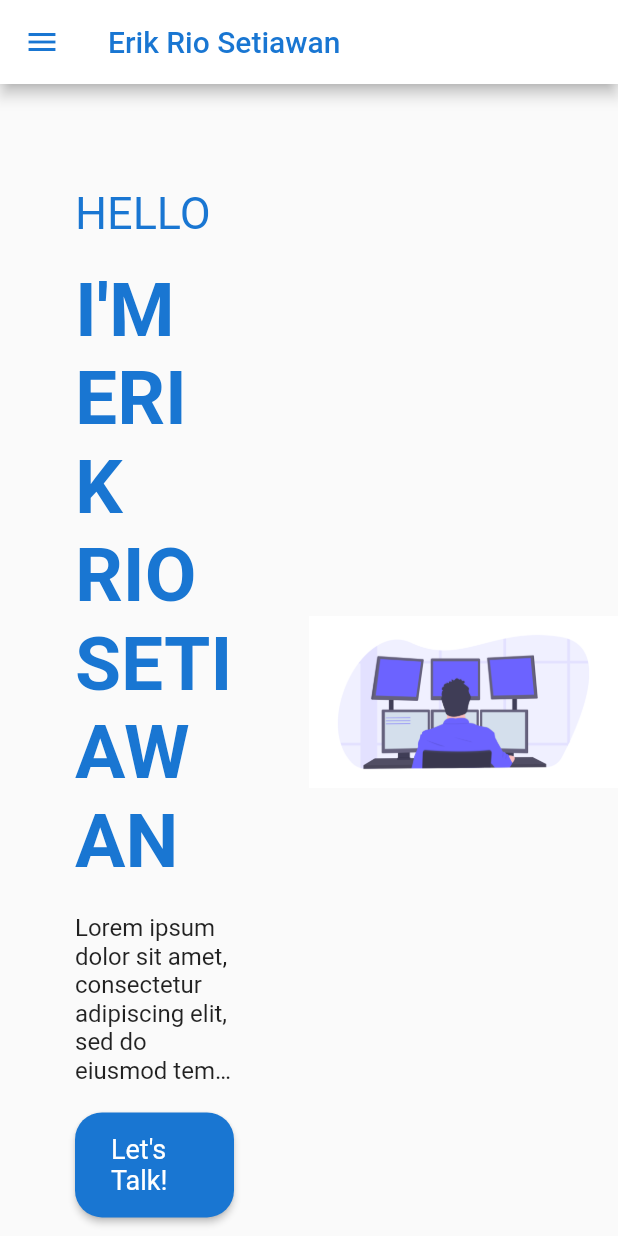
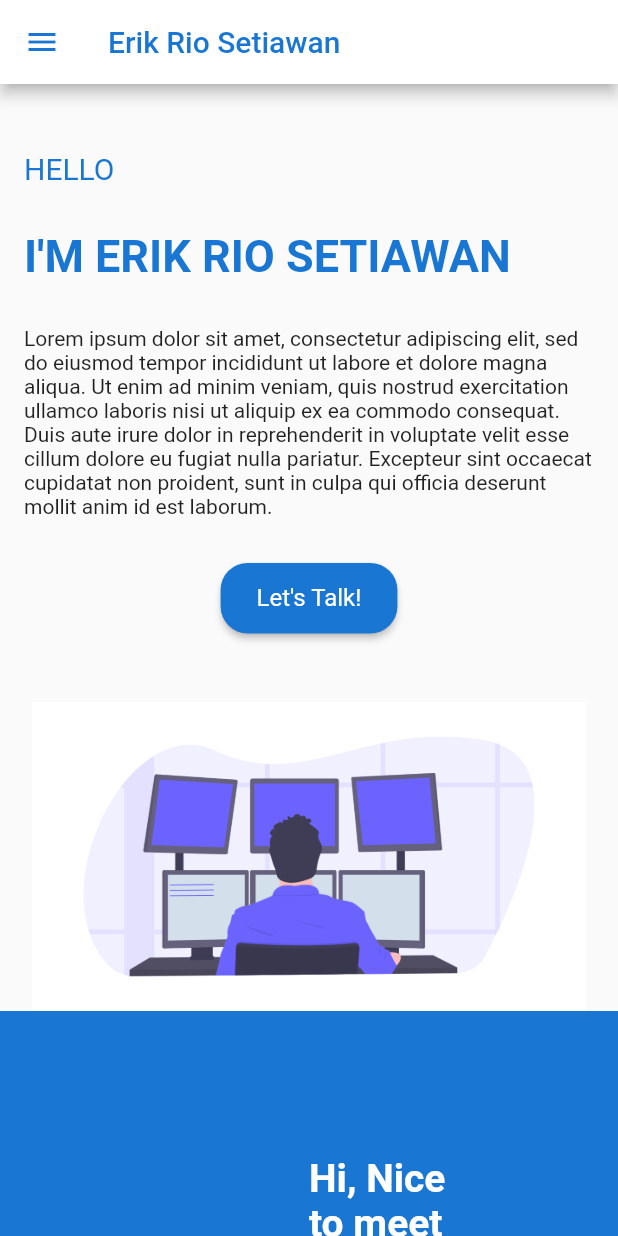
Before and after one commit to erikrios/my-portofolio-flutter, a Flutter app: the screen it shows after launch, on a phone screen of 412 x 824 dp. Run offline on Flutter 3.47's test engine with Material 2 defaults, Android fonts, the light colour scheme and no system bars; our stand-ins replace carousel_slider, google_fonts; missing offline and left inert: dart:html.

Commit message:
Improve the responsive layout

```diff
--- a/lib/pages/sections/introduction.dart
+++ b/lib/pages/sections/introduction.dart
@@ -1,25 +1,57 @@
 import 'package:flutter/material.dart';
+import 'package:my_portofolio_flutter/responsive/screen_size.dart';
 import 'package:url_launcher/url_launcher.dart';
 
 class Introduction extends StatelessWidget {
+  final ScreenSize screenSize;
   final double height;
 
-  Introduction({required this.height});
+  Introduction({required this.screenSize, required this.height});
 
   @override
   Widget build(BuildContext context) {
-    Size size = MediaQuery.of(context).size;
-    double height = size.height;
-    double width = size.width;
+    final isSmallOrNormalScreen =
+        screenSize == ScreenSize.SMALL || screenSize == ScreenSize.NORMAL;
 
     return Container(
-      height: this.height,
-      child: Row(
+      height: this.height * 3 / 4,
+      child: isSmallOrNormalScreen
+          ? Column(
               children: [
-          Container(
-            height: height,
-            width: width / 2,
-            padding: EdgeInsets.symmetric(horizontal: 50, vertical: 50),
+                Flexible(
+                  flex: 2,
+                  child: _handleInfo(
+                    isSmallOrNormalScreen: isSmallOrNormalScreen,
+                  ),
+                ),
+                Flexible(
+                  flex: 1,
+                  child: _handleImage(),
+                ),
+              ],
+            )
+          : Row(
+              children: [
+                Flexible(
+                  flex: 1,
+                  child: _handleInfo(
+                    isSmallOrNormalScreen: isSmallOrNormalScreen,
+                  ),
+                ),
+                Flexible(
+                  flex: 1,
+                  child: _handleImage(),
+                )
+              ],
+            ),
+    );
+  }
+
+  Widget _handleInfo({required bool isSmallOrNormalScreen}) {
+    return Container(
+      padding: isSmallOrNormalScreen
+          ? EdgeInsets.symmetric(horizontal: 16, vertical: 16)
+          : EdgeInsets.symmetric(horizontal: 50, vertical: 50),
       child: Column(
         mainAxisAlignment: MainAxisAlignment.spaceEvenly,
         crossAxisAlignment: CrossAxisAlignment.start,
@@ -28,7 +60,7 @@ class Introduction extends StatelessWidget {
             'Hello'.toUpperCase(),
             style: TextStyle(
               color: Colors.blue.shade700,
-                    fontSize: 30.0,
+              fontSize: isSmallOrNormalScreen ? 20.0 : 30.0,
             ),
           ),
           Text(
@@ -36,18 +68,21 @@ class Introduction extends StatelessWidget {
             style: TextStyle(
               color: Colors.blue.shade700,
               fontWeight: FontWeight.bold,
-                    fontSize: 50.0,
+              fontSize: isSmallOrNormalScreen ? 30.0 : 50.0,
             ),
           ),
           Text(
             "Lorem ipsum dolor sit amet, consectetur adipiscing elit, sed do eiusmod tempor incididunt ut labore et dolore magna aliqua. Ut enim ad minim veniam, quis nostrud exercitation ullamco laboris nisi ut aliquip ex ea commodo consequat. Duis aute irure dolor in reprehenderit in voluptate velit esse cillum dolore eu fugiat nulla pariatur. Excepteur sint occaecat cupidatat non proident, sunt in culpa qui officia deserunt mollit anim id est laborum.",
-                  maxLines: 6,
+            maxLines: isSmallOrNormalScreen ? 10 : 6,
             overflow: TextOverflow.ellipsis,
             style: TextStyle(
-                    fontSize: 16.0,
+              fontSize: isSmallOrNormalScreen ? 14.0 : 16.0,
             ),
           ),
-                ElevatedButton(
+          Align(
+            alignment:
+                isSmallOrNormalScreen ? Alignment.center : Alignment.centerLeft,
+            child: ElevatedButton(
               onPressed: () async {
                 final Uri emailLaunchUri = Uri(
                   scheme: 'mailto',
@@ -67,7 +102,7 @@ class Introduction extends StatelessWidget {
                   EdgeInsets.symmetric(horizontal: 24, vertical: 14),
                 ),
                 textStyle: MaterialStateProperty.all(TextStyle(
-                      fontSize: 18.0,
+                  fontSize: isSmallOrNormalScreen ? 16.0 : 18.0,
                 )),
                 backgroundColor:
                     MaterialStateProperty.all(Colors.blue.shade700),
@@ -77,17 +112,16 @@ class Introduction extends StatelessWidget {
                   ),
                 ),
               ),
-                )
-              ],
             ),
-          ),
-          Container(
-            height: height,
-            width: width / 2,
-            child: Image.asset('assets/images/illustration.png'),
           )
         ],
       ),
     );
   }
+
+  Widget _handleImage() {
+    return Container(
+      child: Image.asset('assets/images/illustration.png'),
+    );
   }
+}
```
Lines whose indentation alone changed are shown as unchanged.
